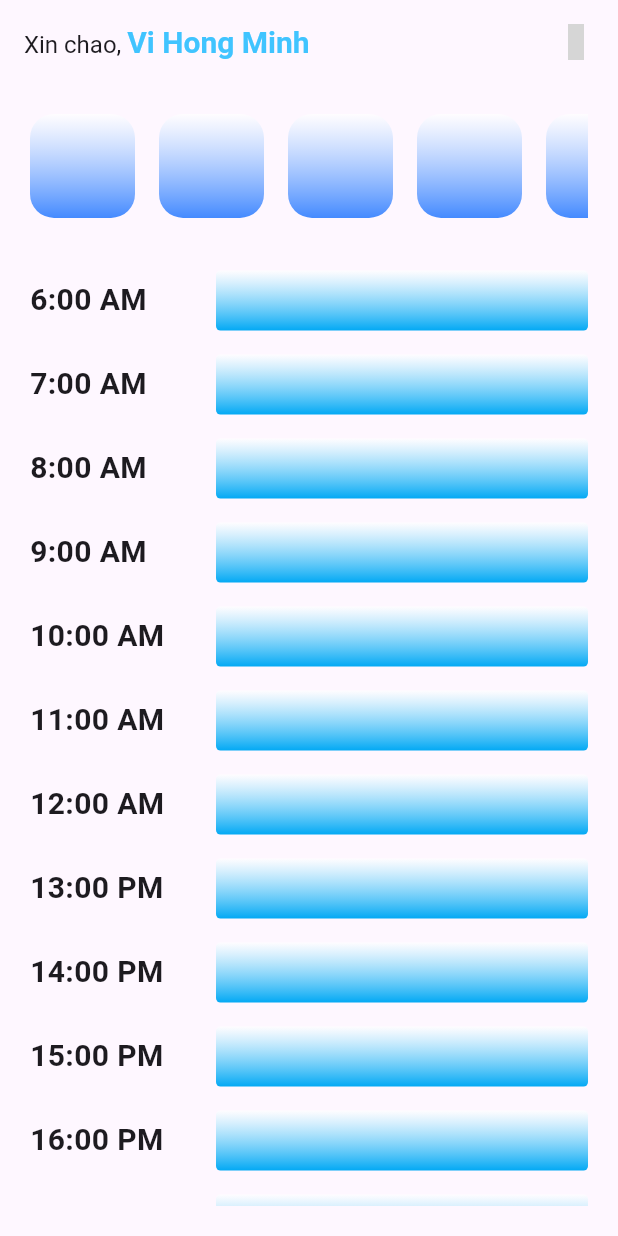
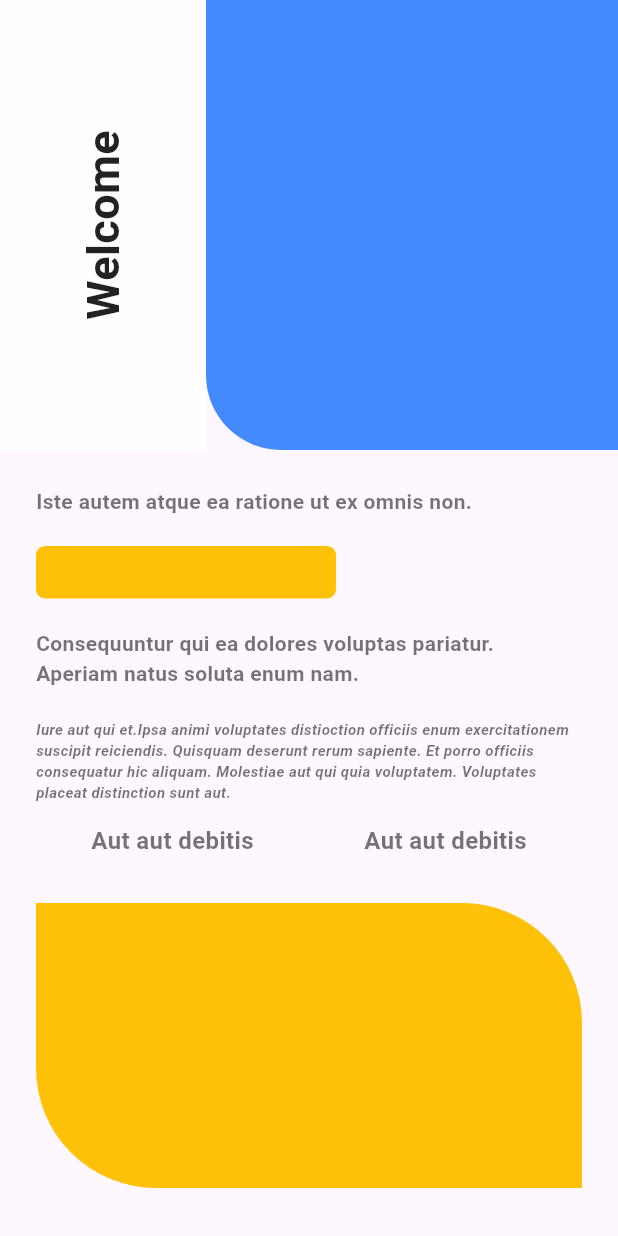
Before and after one commit to minhvh5504/layout-basic, a Flutter app: the screen it shows after launch, on a phone screen of 412 x 824 dp. Run offline on Flutter 3.47's test engine with Material 3 defaults, Android fonts, the phone set to English and light mode, and no system bars; our stand-ins replace lucide_icons; grey boxes are pictures that could not be loaded.

Commit message:
feat: create layout basic 3

```diff
--- a/lib/app.dart
+++ b/lib/app.dart
@@ -1,5 +1,5 @@
 import 'package:flutter/material.dart';
-import 'package:layout_basic/ui/layout_basic_2.dart';
+import 'package:layout_basic/ui/layout_basic_3.dart';
 
 class MyApp extends StatelessWidget {
   const MyApp({super.key});
@@ -11,7 +11,7 @@ class MyApp extends StatelessWidget {
       theme: ThemeData.light(),
       darkTheme: ThemeData.dark(),
       themeMode: ThemeMode.system,
-      home: LayoutBasic2(),
+      home: LayoutBasic3(),
     );
   }
 }
--- /dev/null
+++ b/lib/ui/layout_basic_3.dart
@@ -0,0 +1,114 @@
+import 'package:flutter/material.dart';
+
+class LayoutBasic3 extends StatelessWidget {
+  const LayoutBasic3({super.key});
+
+  @override
+  Widget build(BuildContext context) {
+    return SafeArea(
+      child: Scaffold(
+        body: Column(
+          crossAxisAlignment: CrossAxisAlignment.start,
+          children: [
+            Row(
+              children: [
+                Expanded(
+                    flex: 1,
+                    child: Container(
+                      height: 300,
+                      color: Colors.white70,
+                      alignment: Alignment.center,
+                      child: Center(
+                        child: RotatedBox(
+                          quarterTurns: 3,
+                          child: Align(
+                              child: Text(
+                            "Welcome",
+                            style: TextStyle(
+                                fontSize: 30,
+                                fontWeight: FontWeight.bold,
+                                color: Colors.black87),
+                          )),
+                        ),
+                      ),
+                    )),
+                Expanded(
+                    flex: 2,
+                    child: Container(
+                      height: 300,
+                      decoration: BoxDecoration(
+                          color: Colors.blueAccent,
+                          borderRadius: BorderRadius.only(
+                              bottomLeft: Radius.circular(50.0))),
+                    ))
+              ],
+            ),
+            Padding(
+              padding: EdgeInsets.all(24.0),
+              child: Column(
+                crossAxisAlignment: CrossAxisAlignment.start,
+                children: [
+                  Text("Iste autem atque ea ratione ut ex omnis non.",
+                      style: TextStyle(
+                          fontSize: 14,
+                          fontWeight: FontWeight.bold,
+                          color: Colors.black54)),
+                  SizedBox(height: 20),
+                  Container(
+                    height: 35,
+                    width: 200,
+                    decoration: BoxDecoration(
+                        color: Colors.amber,
+                        borderRadius: BorderRadius.circular(6.0)),
+                  ),
+                  SizedBox(height: 20),
+                  Text(
+                      "Consequuntur qui ea dolores voluptas pariatur.\nAperiam natus soluta enum nam.",
+                      style: TextStyle(
+                          fontSize: 14,
+                          fontWeight: FontWeight.bold,
+                          color: Colors.black54)),
+                  SizedBox(height: 20),
+                  Text(
+                      "Iure aut qui et.Ipsa animi voluptates distioction officiis enum exercitationem\n"
+                      "suscipit reiciendis. Quisquam deserunt rerum sapiente. Et porro officiis\n"
+                      "consequatur hic aliquam. Molestiae aut qui quia voluptatem. Voluptates\n"
+                      "placeat distinction sunt aut.\n",
+                      style: TextStyle(
+                          fontSize: 10,
+                          fontWeight: FontWeight.bold,
+                          fontStyle: FontStyle.italic,
+                          color: Colors.black54)),
+                  Row(
+                    mainAxisAlignment: MainAxisAlignment.spaceAround,
+                    children: [
+                      Text("Aut aut debitis",
+                          style: TextStyle(
+                              fontSize: 16,
+                              fontWeight: FontWeight.bold,
+                              color: Colors.black54)),
+                      Text("Aut aut debitis",
+                          style: TextStyle(
+                              fontSize: 16,
+                              fontWeight: FontWeight.bold,
+                              color: Colors.black54))
+                    ],
+                  ),
+                  SizedBox(height: 30),
+                  Container(
+                    height: 190,
+                    decoration: BoxDecoration(
+                        color: Colors.amber,
+                        borderRadius: BorderRadius.only(
+                            bottomLeft: Radius.circular(80.0),
+                            topRight: Radius.circular(80.0))),
+                  )
+                ],
+              ),
+            )
+          ],
+        ),
+      ),
+    );
+  }
+}
```
